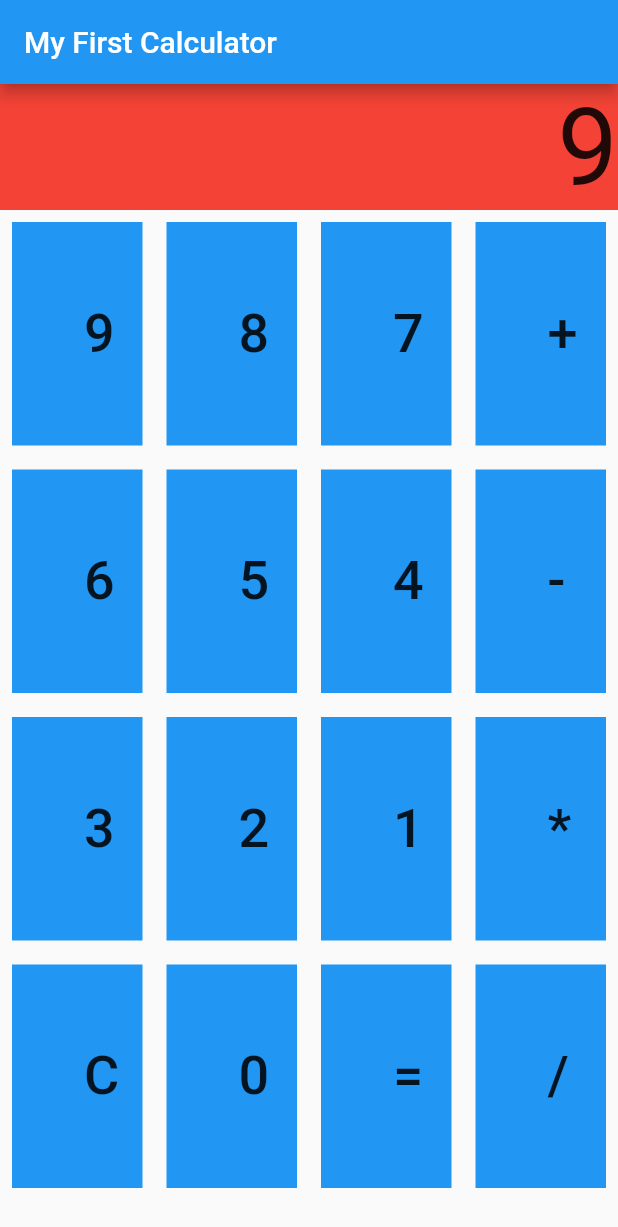
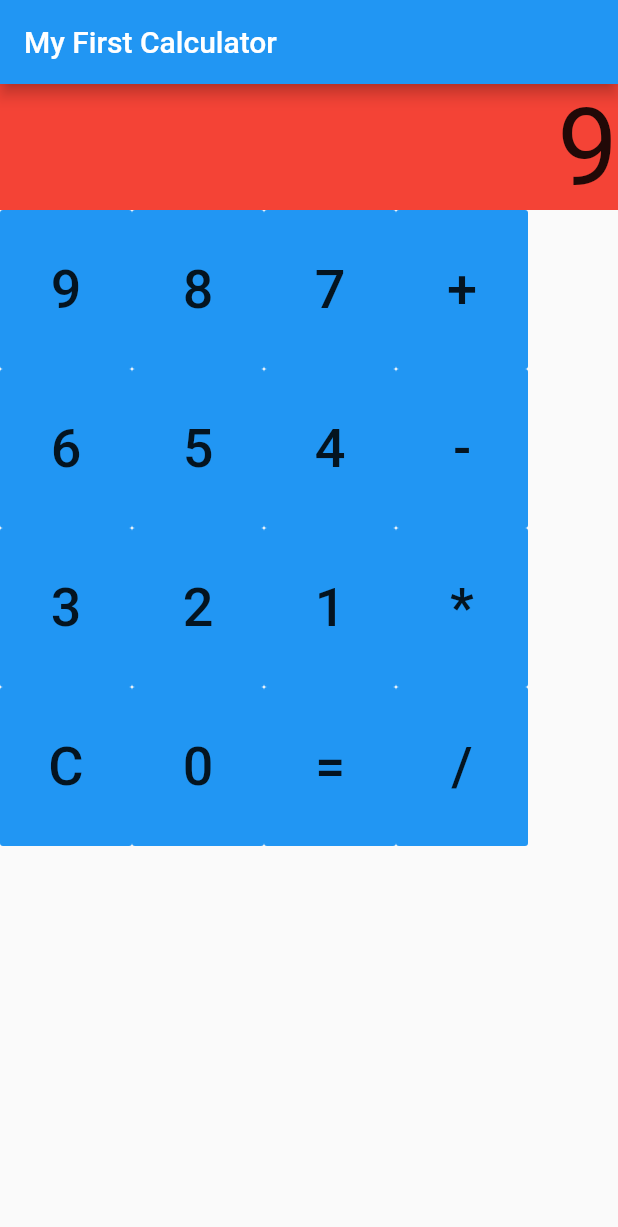
Before and after one commit to ricardohui/dart-flutter-helloworld, a Flutter app: the screen it shows after launch, after a tap on an icon or button, on a phone screen of 412 x 824 dp. Shown: the top 1227 px of the screen. Run offline on Flutter 3.47's test engine with Material 2 defaults, Android fonts, the phone set to English and light mode, and no system bars.

Commit message:
adding padding and color to the buttons

```diff
--- a/lib/main.dart
+++ b/lib/main.dart
@@ -151,23 +151,24 @@ class Keypad extends StatelessWidget {
   @override
   Widget build(BuildContext context) {
     var sizeData = MediaQuery.of(context).size;
-    return Container(
-      width: (sizeData.width - 64) / 4,
-      height: (sizeData.height - 228) / 4,
-      child: FlatButton(
+    return FlatButton(
+      onPressed: () {
+        handler(displayText);
+      },
+      padding: EdgeInsets.all(32),
+      color: Colors.blue,
+      child: Container(
+        // width: (sizeData.width - 64) / 4,
+        // height: (sizeData.height - 228) / 4,
+        // margin: EdgeInsets.all(8),
+
         child: Center(
           child: Text(
             displayText,
             style: TextStyle(fontSize: 36),
           ),
         ),
-        onPressed: () {
-          handler(displayText);
-        },
       ),
-      margin: EdgeInsets.all(8),
-      padding: EdgeInsets.all(32),
-      color: Colors.blue,
     );
   }
 }
```
